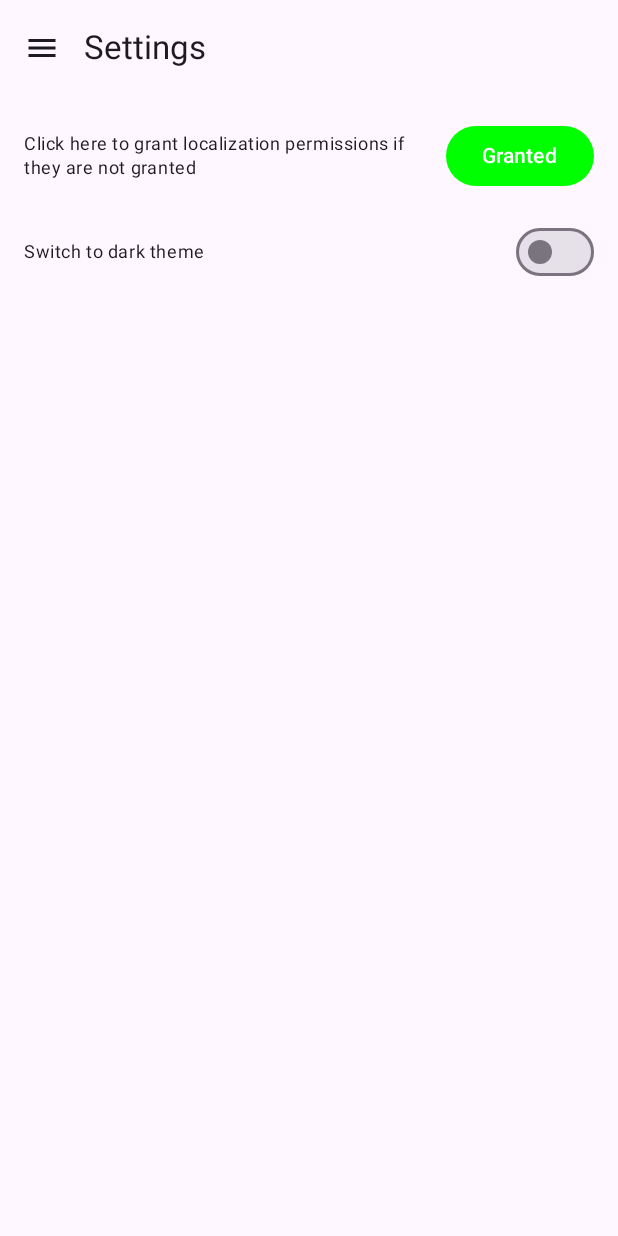
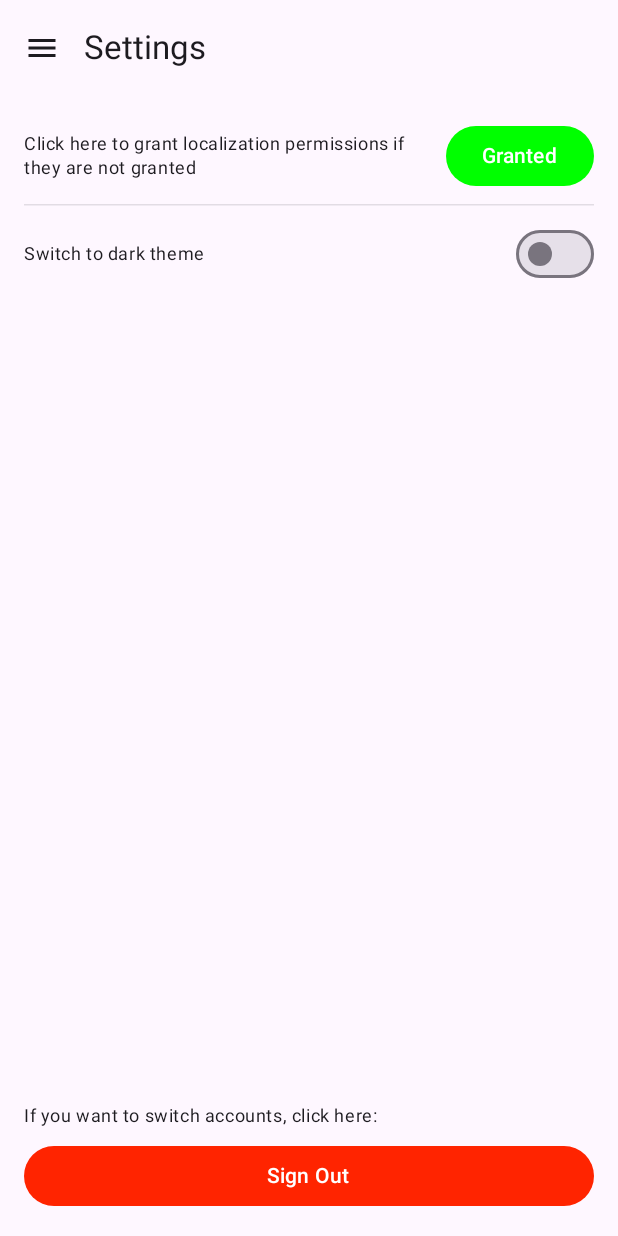
Before and after one commit to Artmansky/Velopath, an Android app built with Jetpack Compose: the PrintSettings screen opened through its navigation route, on a phone screen of 412 x 824 dp. Run offline under Robolectric (Android 15) with nearby library versions, the phone set to English and light mode, and no system bars; our stand-ins replace Firebase (no records; nobody signed in at launch, a user with empty details on screens opened directly); 2 statements that could not run were skipped.

Commit message:
Settings added logging out

```diff
--- a/app/src/main/java/com/app/velopath/MainViewModel.kt
+++ b/app/src/main/java/com/app/velopath/MainViewModel.kt
@@ -214,9 +214,6 @@ fun MainNavigation(
                         onClick = {
                             scope.launch { drawerState.open() }
                         },
-                        onSignOutClick = {
-                            viewModel.logoutUser(scope, credentialManager, navController)
-                        },
                         userData = user
                     )
                 }
@@ -255,6 +252,9 @@ fun MainNavigation(
                                 }
                             )
                         },
+                        onSignOut = {
+                            viewModel.logoutUser(scope, credentialManager, navController)
+                        }
                     )
                 }
                 composable<Feedback> {
--- a/app/src/main/java/com/app/velopath/destinations/Profile.kt
+++ b/app/src/main/java/com/app/velopath/destinations/Profile.kt
@@ -3,7 +3,6 @@ package com.app.velopath.destinations
 import androidx.compose.foundation.layout.Box
 import androidx.compose.foundation.layout.fillMaxSize
 import androidx.compose.foundation.layout.padding
-import androidx.compose.material3.Button
 import androidx.compose.material3.MaterialTheme
 import androidx.compose.material3.Scaffold
 import androidx.compose.material3.Text
@@ -22,7 +21,6 @@ fun PrintProfile(
     modifier: Modifier = Modifier,
     title: String,
     onClick: () -> Unit,
-    onSignOutClick: () -> Unit,
     userData: FirebaseUser?
 ) {
     Scaffold(
@@ -39,14 +37,10 @@ fun PrintProfile(
                 .padding(contentPadding),
             contentAlignment = Alignment.Center
         ) {
-            Button(
-                onClick = { onSignOutClick() }
-            ) {
-                Text(
-                    text = "Sign Out",
-                    style = MaterialTheme.typography.bodyLarge
-                )
-            }
+            Text(
+                text = "Hello Profile",
+                style = MaterialTheme.typography.bodyLarge
+            )
         }
     }
 }
--- a/app/src/main/java/com/app/velopath/destinations/Settings.kt
+++ b/app/src/main/java/com/app/velopath/destinations/Settings.kt
@@ -12,11 +12,11 @@ import androidx.compose.foundation.layout.Row
 import androidx.compose.foundation.layout.Spacer
 import androidx.compose.foundation.layout.fillMaxSize
 import androidx.compose.foundation.layout.fillMaxWidth
-import androidx.compose.foundation.layout.height
 import androidx.compose.foundation.layout.padding
 import androidx.compose.foundation.layout.width
 import androidx.compose.material3.Button
 import androidx.compose.material3.ButtonDefaults
+import androidx.compose.material3.HorizontalDivider
 import androidx.compose.material3.MaterialTheme
 import androidx.compose.material3.Scaffold
 import androidx.compose.material3.Text
@@ -44,6 +44,7 @@ fun PrintSettings(
     onClick: () -> Unit,
     context: Context,
     toggleFunction: @Composable () -> Unit,
+    onSignOut: () -> Unit
 ) {
     var isPermissionGranted by remember { mutableStateOf(isLocationPermissionGranted(context)) }
 
@@ -75,9 +76,10 @@ fun PrintSettings(
                 modifier = Modifier
                     .fillMaxSize()
                     .padding(16.dp),
-                verticalArrangement = Arrangement.Top,
+                verticalArrangement = Arrangement.SpaceBetween,
                 horizontalAlignment = Alignment.Start
             ) {
+                Column {
                     Row(
                         verticalAlignment = Alignment.CenterVertically,
                         modifier = Modifier.fillMaxWidth()
@@ -108,7 +110,11 @@ fun PrintSettings(
                         }
                     }
 
-                Spacer(modifier = Modifier.height(16.dp))
+                    HorizontalDivider(
+                        color = MaterialTheme.colorScheme.onSurface.copy(alpha = 0.12f),
+                        thickness = 1.dp,
+                        modifier = Modifier.padding(vertical = 8.dp)
+                    )
 
                     Row(
                         verticalAlignment = Alignment.CenterVertically,
@@ -123,6 +129,27 @@ fun PrintSettings(
                         toggleFunction()
                     }
                 }
+
+                Column(
+                    modifier = Modifier.fillMaxWidth(),
+                    horizontalAlignment = Alignment.Start
+                ) {
+                    Text(
+                        text = "If you want to switch accounts, click here:",
+                        style = MaterialTheme.typography.bodySmall,
+                        modifier = Modifier.padding(vertical = 8.dp)
+                    )
+                    Button(
+                        onClick = onSignOut,
+                        colors = ButtonDefaults.buttonColors(
+                            containerColor = MaterialTheme.colorScheme.error
+                        ),
+                        modifier = Modifier.fillMaxWidth()
+                    ) {
+                        Text(text = "Sign Out")
                     }
                 }
             }
+        }
+    }
+}
--- a/app/src/main/java/com/app/velopath/ui/theme/Theme.kt
+++ b/app/src/main/java/com/app/velopath/ui/theme/Theme.kt
@@ -5,17 +5,20 @@ import androidx.compose.material3.MaterialTheme
 import androidx.compose.material3.darkColorScheme
 import androidx.compose.material3.lightColorScheme
 import androidx.compose.runtime.Composable
+import androidx.compose.ui.graphics.Color
 
 private val DarkColorScheme = darkColorScheme(
     primary = Purple80,
     secondary = PurpleGrey80,
-    tertiary = Pink80
+    tertiary = Pink80,
+    error = Color(0xFFFF2400)
 )
 
 private val LightColorScheme = lightColorScheme(
     primary = Purple40,
     secondary = PurpleGrey40,
-    tertiary = Pink40
+    tertiary = Pink40,
+    error = Color(0xFFFF2400)
 
     /* Other default colors to override
     background = Color(0xFFFFFBFE),
```
Lines whose indentation alone changed are shown as unchanged.
